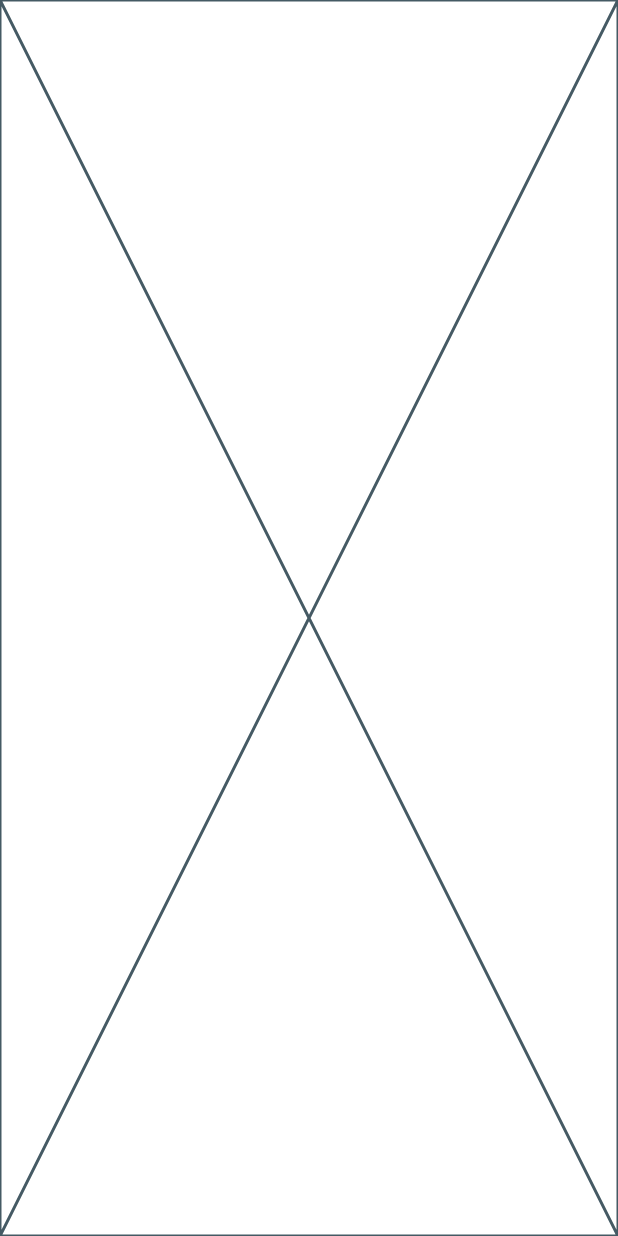
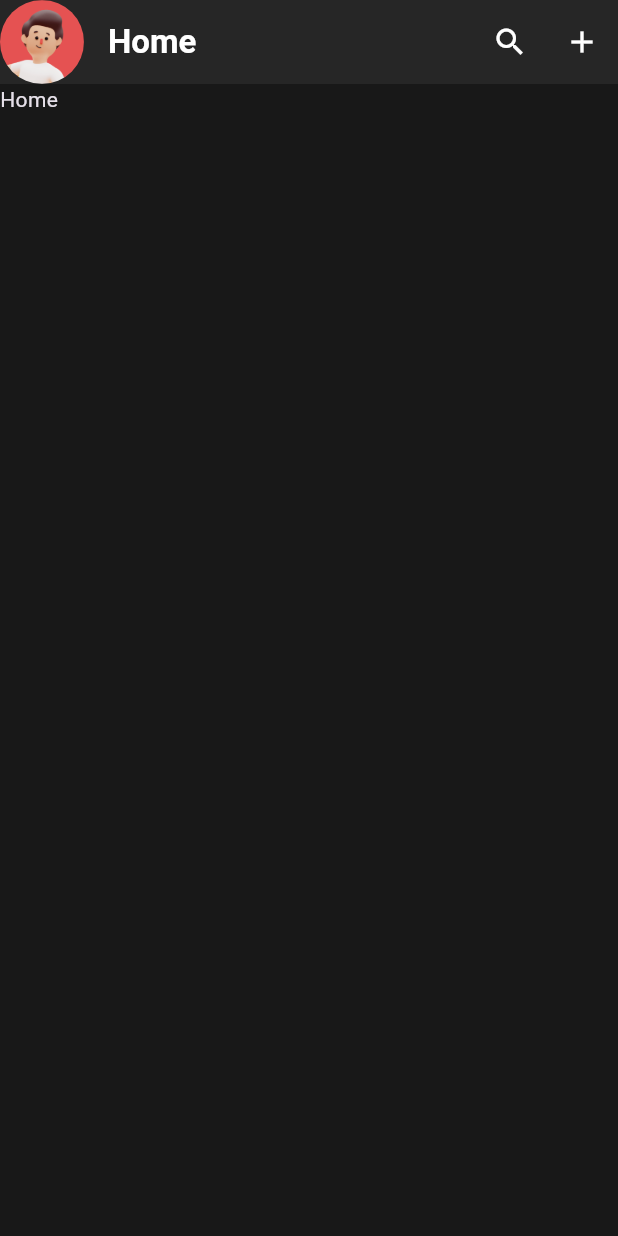
Before and after one commit to aleynaeser/quora-clone, a Flutter app: the screen it shows after launch, on a phone screen of 412 x 824 dp. Run offline on Flutter 3.47's test engine with Material 3 defaults, Android fonts, the phone set to English and light mode, and no system bars; our stand-ins replace google_fonts.

Commit message:
refactor theme configuration

```diff
--- a/lib/common/configs/theme_config.dart
+++ b/lib/common/configs/theme_config.dart
@@ -1,6 +1,5 @@
 import '../models/theme_model.dart';
 import 'package:flutter/material.dart';
-import '../constants/size_constants.dart';
 import '../constants/theme_constants.dart';
 import 'package:google_fonts/google_fonts.dart';
 
@@ -10,28 +9,7 @@ class ThemeConfig {
 
     return baseTheme.copyWith(
       scaffoldBackgroundColor: themeColors.themeColor1,
-      textTheme: GoogleFonts.poppinsTextTheme(baseTheme.textTheme),
-      floatingActionButtonTheme: FloatingActionButtonThemeData(
-        elevation: 6,
-        backgroundColor: themeColors.themeColor2,
-        foregroundColor: themeColors.themeColor3,
-        sizeConstraints: const BoxConstraints(minWidth: 46, minHeight: 46),
-        shape: RoundedRectangleBorder(
-          borderRadius: BorderRadius.circular(Sizes.buttonRadius),
-        ),
-      ),
-      elevatedButtonTheme: ElevatedButtonThemeData(
-        style: ElevatedButton.styleFrom(
-          elevation: 4,
-          backgroundColor: themeColors.themeColor2,
-          foregroundColor: themeColors.themeColor3,
-          minimumSize: const Size(Sizes.buttonWidth, Sizes.buttonHeight),
-          shape: RoundedRectangleBorder(
-            borderRadius: BorderRadius.circular(Sizes.buttonRadius),
-          ),
-        ),
-      ),
-      // colorScheme: colorScheme.copyWith(),
+      textTheme: GoogleFonts.robotoTextTheme(baseTheme.textTheme),
       extensions: [
         CustomThemeModel(
           themeColor1: themeColors.themeColor1,
--- a/lib/ui/main_screen/widgets/custom_app_bar.dart
+++ b/lib/common/widgets/custom_app_bar.dart
@@ -1,26 +1,25 @@
 import 'package:flutter/material.dart';
+import 'package:quora_clone_app/common/models/theme_model.dart';
+
+import '../constants/size_constants.dart';
 
 class CustomAppBar extends StatelessWidget implements PreferredSizeWidget {
-  const CustomAppBar({Key? key}) : super(key: key);
+  final String title;
+  const CustomAppBar({Key? key, required this.title}) : super(key: key);
 
   @override
   Widget build(BuildContext context) {
     return AppBar(
-      backgroundColor: Colors.black,
+      backgroundColor: context.themeColors.themeColor2,
       elevation: 0,
-      leading: Padding(
-        padding: const EdgeInsets.all(8.0),
-        child: CircleAvatar(
-          backgroundColor: Colors.orange,
-          child: Text(
-            'A',
-            style: TextStyle(color: Colors.white),
-          ), // Placeholder avatar
-        ),
+      toolbarHeight: 80,
+      leading: CircleAvatar(
+        backgroundImage: const AssetImage('assets/images/avatar.png'),
+        backgroundColor: Colors.transparent,
       ),
-      title: const Text(
-        'Home',
-        style: TextStyle(
+      title: Text(
+        title,
+        style: const TextStyle(
           color: Colors.white,
           fontWeight: FontWeight.bold,
           fontSize: 22,
--- a/lib/ui/main_screen/main_screen.dart
+++ b/lib/ui/main_screen/main_screen.dart
@@ -1,4 +1,6 @@
 import 'package:flutter/material.dart';
+
+import '../../common/widgets/custom_app_bar.dart';
 
 class MainScreen extends StatefulWidget {
   const MainScreen({super.key});
@@ -10,6 +12,9 @@ class MainScreen extends StatefulWidget {
 class _MainScreenState extends State<MainScreen> {
   @override
   Widget build(BuildContext context) {
-    return const Placeholder();
+    return Scaffold(
+      appBar: CustomAppBar(title: 'Home'),
+      body: Column(children: [Text('Home')]),
+    );
   }
 }
--- a/pubspec.yaml
+++ b/pubspec.yaml
@@ -57,10 +57,6 @@ flutter:
   # included with your application, so that you can use the icons in
   # the material Icons class.
   uses-material-design: true
-  fonts:
-    - family: Poppins
-      fonts:
-        - asset: assets/fonts/Poppins-Regular.ttf
 
   assets:
     - assets/images/
```
Also changed, not shown: lib/common/theme/app_theme.dart (deleted, +0 -14 lines).
